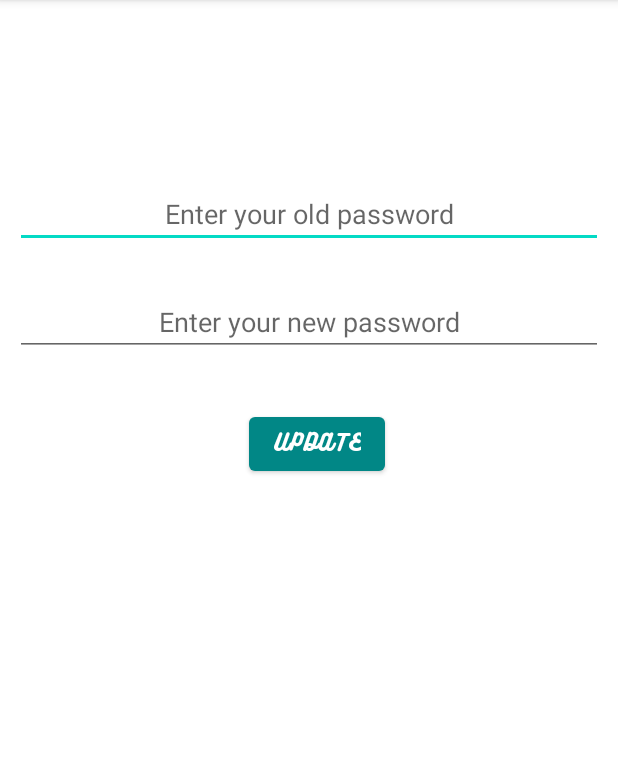
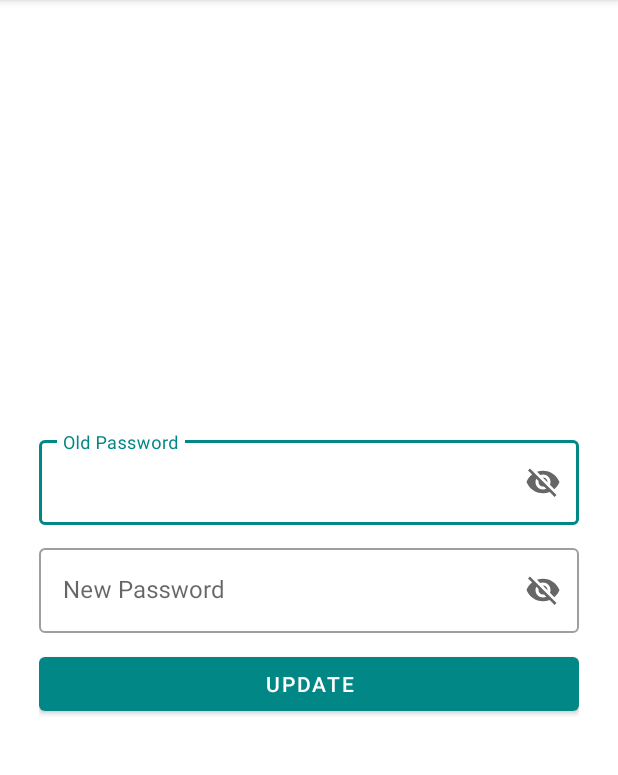
Before and after one commit to fauzxan/CookBook, an Android app: the PasswordChangeActivity screen opened directly, with no data from a screen before it, on a phone screen of 412 x 824 dp, the part 84-859 px from its top. Run offline under Robolectric (Android 15) with nearby library versions, the phone set to English and light mode, and no system bars; our stand-ins replace Firebase (no records; nobody signed in at launch, a user with empty details on screens opened directly).

Commit message:
different layout

```diff
--- a/app/src/main/res/layout/activity_change_password.xml
+++ b/app/src/main/res/layout/activity_change_password.xml
@@ -1,59 +1,61 @@
 <?xml version="1.0" encoding="utf-8"?>
-<androidx.constraintlayout.widget.ConstraintLayout xmlns:android="http://schemas.android.com/apk/res/android"
+<RelativeLayout xmlns:android="http://schemas.android.com/apk/res/android"
     xmlns:app="http://schemas.android.com/apk/res-auto"
     xmlns:tools="http://schemas.android.com/tools"
     android:layout_width="match_parent"
     android:layout_height="match_parent"
     android:paddingRight="10dp"
     android:paddingLeft="10dp"
+    android:orientation="vertical"
     tools:context=".PasswordChangeActivity">
 
-    <EditText
+    <LinearLayout
+        android:layout_width="match_parent"
+        android:layout_height="wrap_content"
+        android:orientation="vertical"
+        android:layout_centerVertical="true"
+        android:padding="16dp">
+
+        <com.google.android.material.textfield.TextInputLayout
+            android:id="@+id/oldpassword1"
+            style="@style/Widget.MaterialComponents.TextInputLayout.OutlinedBox"
+            android:layout_width="match_parent"
+            android:layout_height="wrap_content"
+            android:layout_marginBottom="10dp"
+            android:hint="Old Password"
+            app:endIconMode="password_toggle">
+
+            <com.google.android.material.textfield.TextInputEditText
                 android:id="@+id/oldpassword"
                 android:layout_width="match_parent"
                 android:layout_height="wrap_content"
-        android:layout_marginTop="120dp"
-        android:hint="Enter your old password"
-        android:inputType="textPassword"
-        android:imeOptions="actionNext"
-        android:singleLine="true"
-        android:textAlignment="center"
-        app:layout_constraintStart_toStartOf="parent"
-        app:layout_constraintTop_toTopOf="parent" />
+                android:drawablePadding="10dp" />
 
-    <EditText
+        </com.google.android.material.textfield.TextInputLayout>
+
+        <com.google.android.material.textfield.TextInputLayout
+            android:id="@+id/newpassword1"
+            style="@style/Widget.MaterialComponents.TextInputLayout.OutlinedBox"
+            android:layout_width="match_parent"
+            android:layout_height="wrap_content"
+            android:layout_marginBottom="10dp"
+            android:hint="New Password"
+            app:endIconMode="password_toggle">
+
+            <com.google.android.material.textfield.TextInputEditText
                 android:id="@+id/newpassword"
                 android:layout_width="match_parent"
                 android:layout_height="wrap_content"
-        android:layout_marginTop="192dp"
-        android:hint="Enter your new password"
-        android:inputType="textPassword"
-        android:singleLine="true"
-        android:textAlignment="center"
-        app:layout_constraintStart_toStartOf="parent"
-        app:layout_constraintTop_toTopOf="parent" />
+                android:drawablePadding="10dp" />
+
+        </com.google.android.material.textfield.TextInputLayout>
 
         <Button
             android:id="@+id/changePassword"
-        android:fontFamily="@font/bukhari_script"
-        android:layout_width="wrap_content"
+            android:layout_width="match_parent"
             android:layout_height="wrap_content"
-        android:layout_below="@+id/newpassword"
-        android:layout_centerInParent="true"
-        android:layout_marginStart="156dp"
-        android:layout_marginTop="272dp"
-        android:text="Update"
-        app:layout_constraintStart_toStartOf="parent"
-        app:layout_constraintTop_toTopOf="parent" />
+            android:text="UPDATE" />
 
+    </LinearLayout>
 
-    <!--    <Button-->
-    <!--        android:id="@+id/back_button_cart"-->
-    <!--        android:layout_width="wrap_content"-->
-    <!--        android:layout_height="wrap_content"-->
-    <!--        android:layout_marginStart="77dp"-->
-    <!--        android:layout_marginTop="84dp"-->
-    <!--        android:text="Back"-->
-    <!--        app:layout_constraintStart_toStartOf="parent"-->
-    <!--        app:layout_constraintTop_toBottomOf="@+id/item_quantity_input" />-->
-</androidx.constraintlayout.widget.ConstraintLayout>
+</RelativeLayout>
```
Lines whose indentation alone changed are shown as unchanged.
